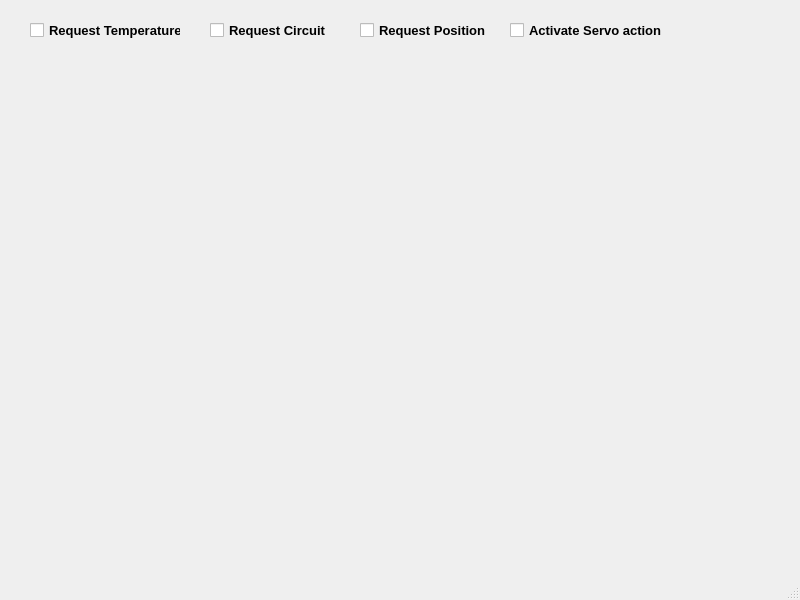
The window that mainwindow.ui (guang-mao/ui_mks) describes before a commit, drawn with Qt 5.
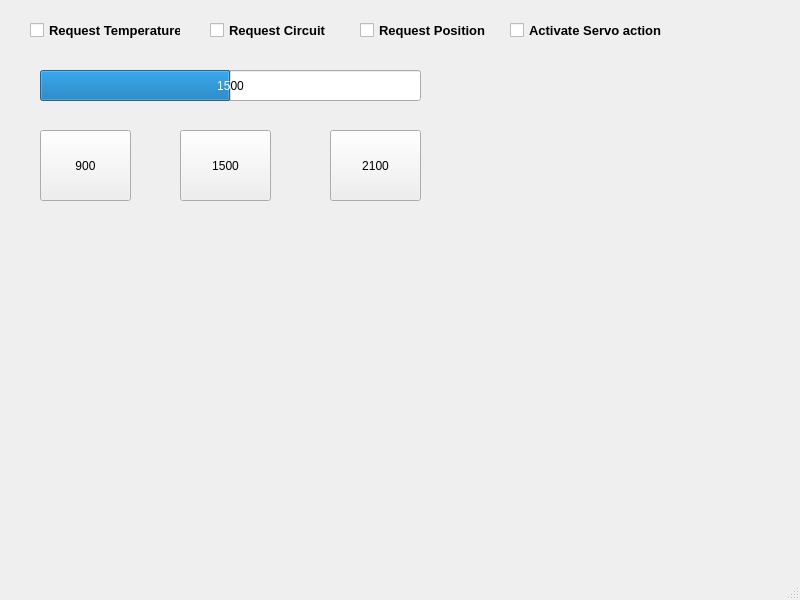
The same window after the commit.

Diff of the .ui file:
```diff
--- a/mainwindow.ui
+++ b/mainwindow.ui
@@ -90,6 +90,67 @@
      <string>Activate Servo action</string>
     </property>
    </widget>
+   <widget class="QPushButton" name="btn_left">
+    <property name="geometry">
+     <rect>
+      <x>40</x>
+      <y>130</y>
+      <width>91</width>
+      <height>71</height>
+     </rect>
+    </property>
+    <property name="text">
+     <string>900</string>
+    </property>
+   </widget>
+   <widget class="QPushButton" name="btn_mid">
+    <property name="geometry">
+     <rect>
+      <x>180</x>
+      <y>130</y>
+      <width>91</width>
+      <height>71</height>
+     </rect>
+    </property>
+    <property name="text">
+     <string>1500</string>
+    </property>
+   </widget>
+   <widget class="QPushButton" name="btn_right">
+    <property name="geometry">
+     <rect>
+      <x>330</x>
+      <y>130</y>
+      <width>91</width>
+      <height>71</height>
+     </rect>
+    </property>
+    <property name="text">
+     <string>2100</string>
+    </property>
+   </widget>
+   <widget class="QProgressBar" name="progressBar">
+    <property name="geometry">
+     <rect>
+      <x>40</x>
+      <y>70</y>
+      <width>381</width>
+      <height>31</height>
+     </rect>
+    </property>
+    <property name="minimum">
+     <number>900</number>
+    </property>
+    <property name="maximum">
+     <number>2100</number>
+    </property>
+    <property name="value">
+     <number>1500</number>
+    </property>
+    <property name="format">
+     <string>%v</string>
+    </property>
+   </widget>
   </widget>
   <widget class="QMenuBar" name="menubar">
    <property name="geometry">
```
